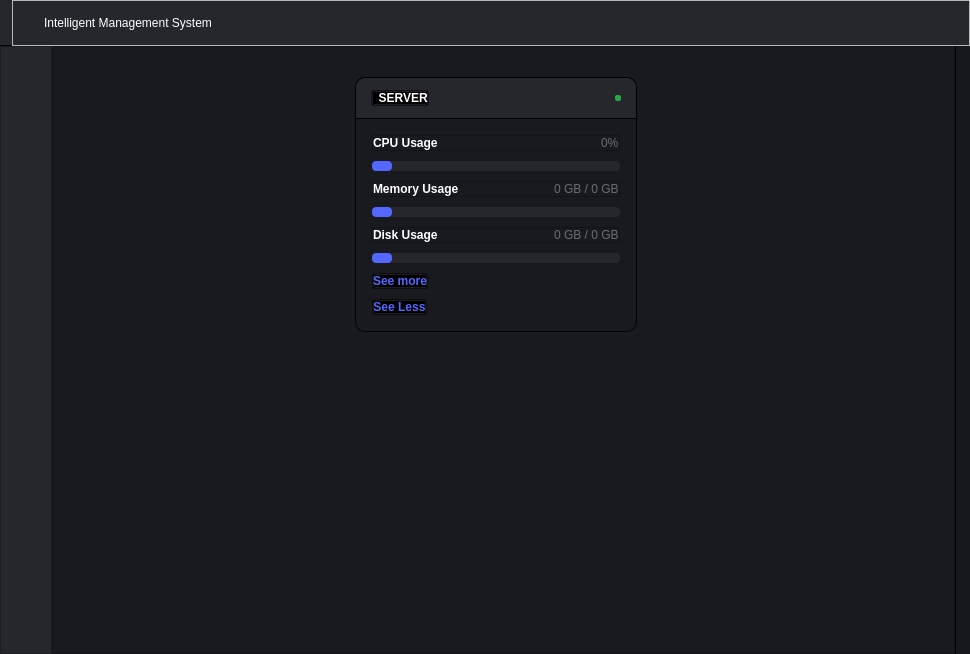
thebadsektor/intelligent_management_system, file main.ui: the form before one commit.
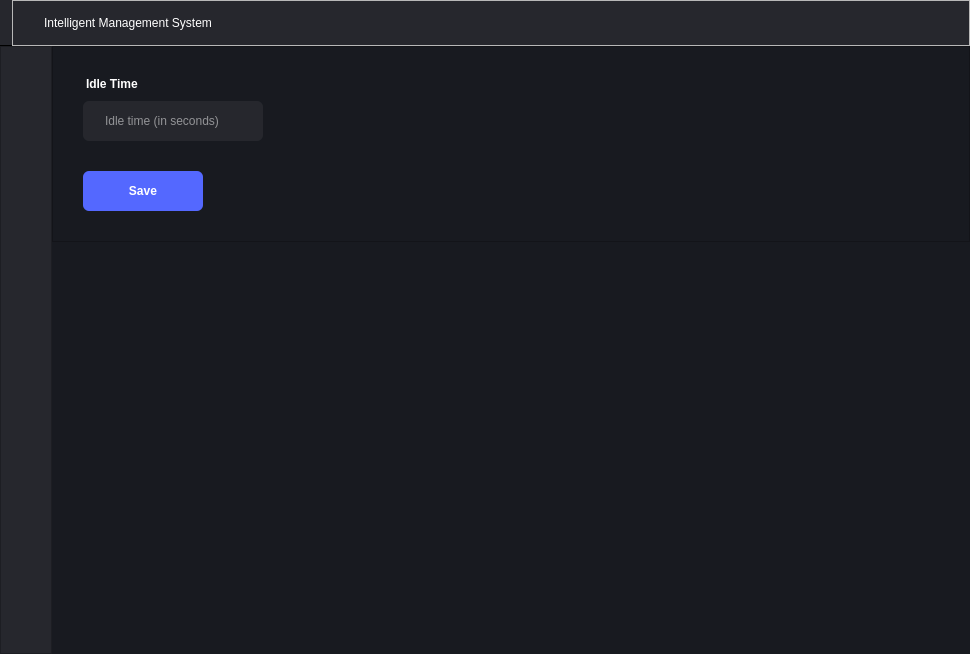
The form after the commit. The open tabs and pages were chosen to show the change. Icons and pictures are not drawn.

Patch:
```diff
--- a/main.ui
+++ b/main.ui
@@ -666,7 +666,32 @@
          </widget>
         </item>
         <item>
+         <widget class="QStackedWidget" name="stackedWidget2">
+          <widget class="QWidget" name="activityPage">
+           <layout class="QHBoxLayout" name="horizontalLayout_10">
+            <property name="spacing">
+             <number>0</number>
+            </property>
+            <property name="leftMargin">
+             <number>0</number>
+            </property>
+            <property name="topMargin">
+             <number>0</number>
+            </property>
+            <property name="rightMargin">
+             <number>0</number>
+            </property>
+            <property name="bottomMargin">
+             <number>0</number>
+            </property>
+            <item>
          <widget class="QScrollArea" name="scrollArea">
+              <property name="maximumSize">
+               <size>
+                <width>16777215</width>
+                <height>16777215</height>
+               </size>
+              </property>
           <property name="styleSheet">
            <string notr="true">QScrollArea#scrollArea {
 	border: none;
@@ -725,8 +750,8 @@
             <rect>
              <x>0</x>
              <y>0</y>
-             <width>359</width>
-             <height>319</height>
+                 <width>903</width>
+                 <height>608</height>
             </rect>
            </property>
            <layout class="QVBoxLayout" name="verticalLayout_4">
@@ -1382,6 +1407,154 @@
                </item>
               </layout>
              </widget>
+                </item>
+               </layout>
+              </widget>
+             </widget>
+            </item>
+           </layout>
+          </widget>
+          <widget class="QWidget" name="settingsPage">
+           <layout class="QVBoxLayout" name="verticalLayout_8">
+            <property name="spacing">
+             <number>0</number>
+            </property>
+            <property name="leftMargin">
+             <number>0</number>
+            </property>
+            <property name="topMargin">
+             <number>0</number>
+            </property>
+            <property name="rightMargin">
+             <number>0</number>
+            </property>
+            <property name="bottomMargin">
+             <number>0</number>
+            </property>
+            <item>
+             <widget class="QFrame" name="settings">
+              <property name="sizePolicy">
+               <sizepolicy hsizetype="Expanding" vsizetype="Fixed">
+                <horstretch>0</horstretch>
+                <verstretch>0</verstretch>
+               </sizepolicy>
+              </property>
+              <property name="styleSheet">
+               <string notr="true">QFrame#settings {
+	padding: 30px;
+}
+
+QPushButton {
+	border-radius: 6px;
+	min-height: 40px;
+	max-height: 40px;
+	max-width: 120px;
+	font-family: &quot;Segoe UI&quot;, sans-serif;
+	font-weight: 500;
+	font-size: 12px;
+	color: white;
+}
+
+QPushButton:hover {
+	background-color: #4D5FE8;;
+}</string>
+              </property>
+              <property name="frameShape">
+               <enum>QFrame::StyledPanel</enum>
+              </property>
+              <property name="frameShadow">
+               <enum>QFrame::Raised</enum>
+              </property>
+              <layout class="QVBoxLayout" name="verticalLayout_7">
+               <property name="spacing">
+                <number>0</number>
+               </property>
+               <property name="leftMargin">
+                <number>0</number>
+               </property>
+               <property name="topMargin">
+                <number>0</number>
+               </property>
+               <property name="rightMargin">
+                <number>0</number>
+               </property>
+               <property name="bottomMargin">
+                <number>0</number>
+               </property>
+               <item>
+                <widget class="QLabel" name="label">
+                 <property name="styleSheet">
+                  <string notr="true">font-family: &quot;Segoe UI&quot;, sans-serif;
+font-size: 12px;
+font-weight: 500;
+color: white;
+background-color: transparent;
+text-align: left;
+margin-bottom: 10px;</string>
+                 </property>
+                 <property name="text">
+                  <string>Idle Time</string>
+                 </property>
+                </widget>
+               </item>
+               <item>
+                <widget class="QLineEdit" name="txtIdleTime">
+                 <property name="styleSheet">
+                  <string notr="true">QLineEdit {
+	background-color: #26272D;
+	border-radius: 6px;
+	padding-left: 20px;
+	padding-right: 20px;
+	
+	min-height: 40px;
+	max-height: 40px;
+
+	max-width: 140px;
+	
+	font-family: &quot;Segoe UI&quot;, sans-serif;
+	font-size: 12px;
+	font-weight: 400;
+	color: white;
+	
+	margin-bottom: 30px;
+}</string>
+                 </property>
+                 <property name="text">
+                  <string/>
+                 </property>
+                 <property name="placeholderText">
+                  <string>Idle time (in seconds)</string>
+                 </property>
+                </widget>
+               </item>
+               <item>
+                <widget class="QPushButton" name="btnSave">
+                 <property name="cursor">
+                  <cursorShape>PointingHandCursor</cursorShape>
+                 </property>
+                 <property name="styleSheet">
+                  <string notr="true">background-color: #5468ff;</string>
+                 </property>
+                 <property name="text">
+                  <string>Save</string>
+                 </property>
+                </widget>
+               </item>
+              </layout>
+             </widget>
+            </item>
+            <item>
+             <spacer name="verticalSpacer_4">
+              <property name="orientation">
+               <enum>Qt::Vertical</enum>
+              </property>
+              <property name="sizeHint" stdset="0">
+               <size>
+                <width>20</width>
+                <height>40</height>
+               </size>
+              </property>
+             </spacer>
             </item>
            </layout>
           </widget>
```
Lines whose indentation alone changed are shown as unchanged.
